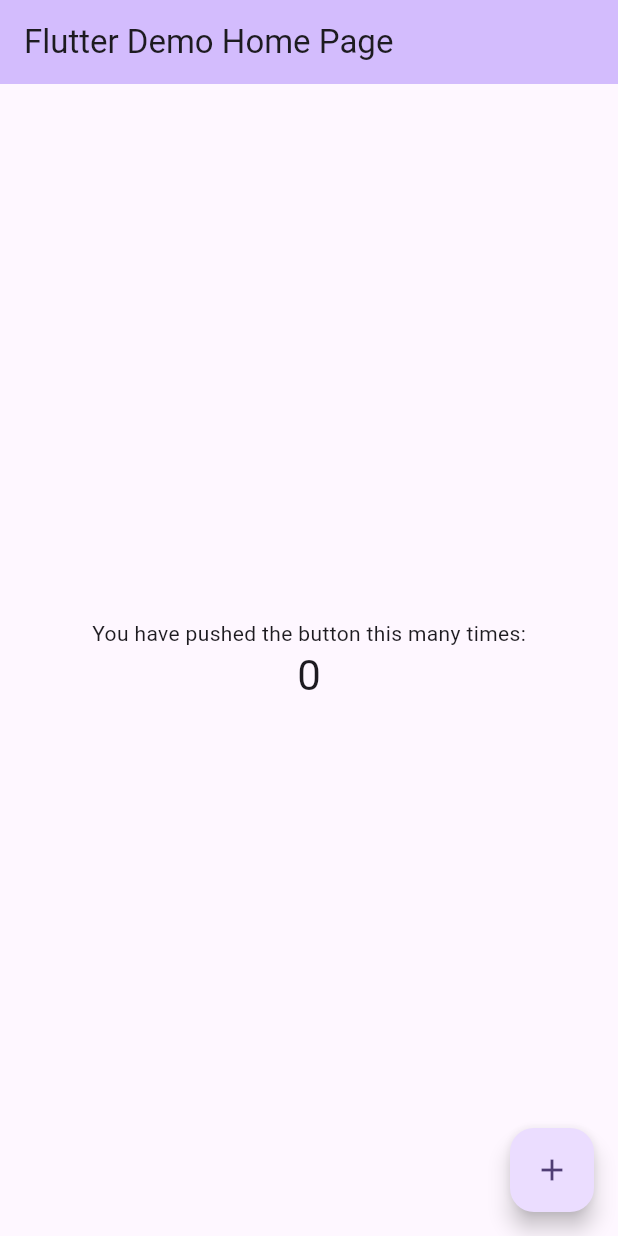
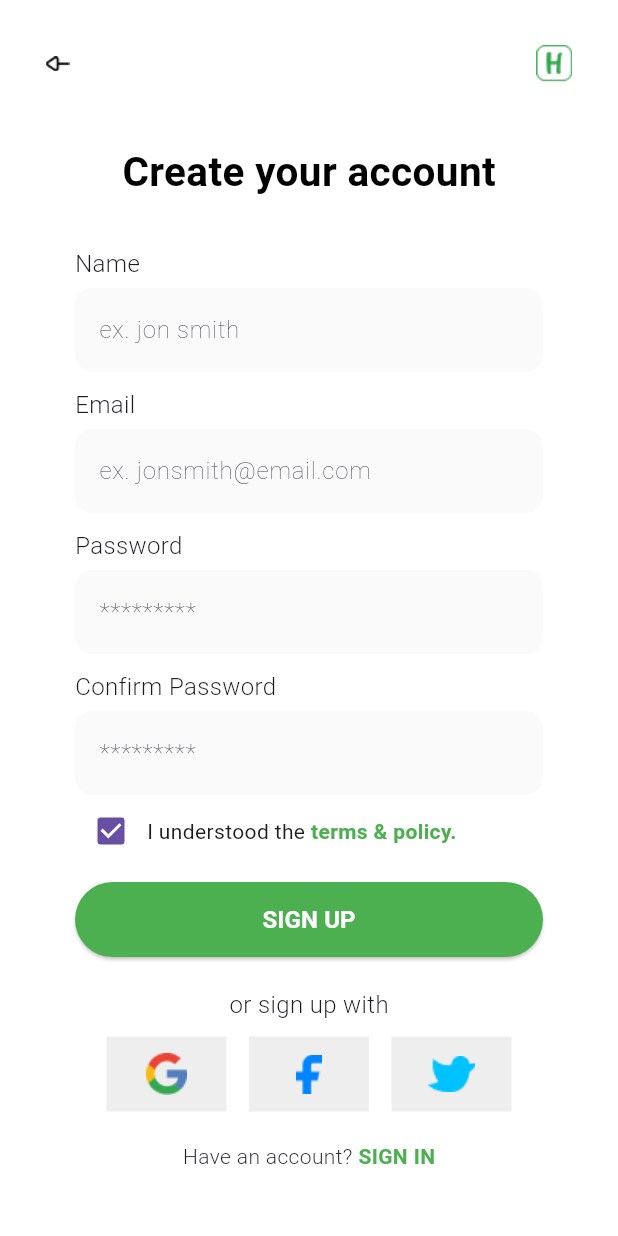
Before and after one commit to ShowmikDebnath/authentication_ui, a Flutter app: the screen it shows after launch, on a phone screen of 412 x 824 dp. Run offline on Flutter 3.47's test engine with Material 3 defaults, Android fonts, the phone set to English and light mode, and no system bars; our stand-ins replace get.

Commit message:
SignUP page's UI done

```diff
--- /dev/null
+++ b/lib/controllers/auth_controller.dart
@@ -0,0 +1,116 @@
+import 'package:flutter/material.dart';
+import 'package:get/get.dart';
+
+class AuthController extends GetxController{
+  var isEmailOkay = true.obs;
+  var isPasswordOkay = true.obs;
+  var isConfirmPassOkay = true.obs;
+  var isTermsAccepted = true.obs;
+
+  final nameController = TextEditingController();
+  final emailController = TextEditingController();
+  final passController = TextEditingController();
+  final confPassController = TextEditingController();
+
+  void toggleTermsAcceptance() {
+    isTermsAccepted.value = !isTermsAccepted.value;
+  }
+
+
+  void Login(){
+    String email = emailController.text.trim();
+    String pass = passController.text.trim();
+
+    if(email.isEmpty || !email.isEmail){
+      isEmailOkay.value = false;
+    } else {
+      isEmailOkay.value = true;
+    }
+
+    if(pass.isEmpty || pass.length < 6){
+      isPasswordOkay.value = false;
+    } else {
+      isPasswordOkay.value = true;
+    }
+
+    if(isEmailOkay.value && isPasswordOkay.value && emailController.text == "abc@gmail.com"){
+      emailController.clear();
+      passController.clear();
+
+      Get.snackbar(
+          "Success", "Sign in Successfully!",
+        colorText: Colors.white,
+        backgroundColor: Colors.green,
+
+      );
+
+    } else {
+      Get.snackbar(
+        "Error", "Logged in failed!",
+        colorText: Colors.white,
+        backgroundColor: Colors.red,
+
+      );
+    }
+
+
+  }
+
+
+
+  // SIGNUP TO THE SYSTEM WITH VALIDATION
+  void SignUp(){
+    String email = emailController.text.trim();
+    String name = nameController.text.trim();
+    String pass = passController.text.trim();
+    String confPass = confPassController.text.trim();
+
+    if(email.isEmpty || !email.isEmail){
+      isEmailOkay.value = false;
+    } else {
+      isEmailOkay.value = true;
+    }
+
+    if(pass.isEmpty || pass.length < 6){
+      isPasswordOkay.value = false;
+    } else {
+      isPasswordOkay.value = true;
+    }
+
+    if(confPass != pass) {
+      isConfirmPassOkay.value = false;
+    } else {
+      isConfirmPassOkay.value = true;
+    }
+
+    if(!isTermsAccepted.value){
+      isTermsAccepted.value = false;
+    } else {
+      isTermsAccepted.value = true;
+    }
+
+    if(isEmailOkay.value && isPasswordOkay.value && isConfirmPassOkay.value && isTermsAccepted.value){
+      emailController.clear();
+      nameController.clear();
+      passController.clear();
+      confPassController.clear();
+
+
+      Get.snackbar(
+        "Success", "Sign Up Sucessfully",
+        colorText: Colors.white,
+        backgroundColor: Colors.green,
+      );
+    }  else {
+      Get.snackbar(
+        "Error", "Sign Up failed!",
+        colorText: Colors.white,
+        backgroundColor: Colors.red,
+
+      );
+    }
+
+
+  }
+
+}
--- a/lib/main.dart
+++ b/lib/main.dart
@@ -1,4 +1,6 @@
+import 'package:authentication_ui/views/SignUp_screen.dart';
 import 'package:flutter/material.dart';
+import 'package:get/get.dart';
 
 void main() {
   runApp(const MyApp());
@@ -7,119 +9,14 @@
 class MyApp extends StatelessWidget {
   const MyApp({super.key});
 
-  // This widget is the root of your application.
   @override
   Widget build(BuildContext context) {
-    return MaterialApp(
-      title: 'Flutter Demo',
-      theme: ThemeData(
-        // This is the theme of your application.
-        //
-        // TRY THIS: Try running your application with "flutter run". You'll see
-        // the application has a purple toolbar. Then, without quitting the app,
-        // try changing the seedColor in the colorScheme below to Colors.green
-        // and then invoke "hot reload" (save your changes or press the "hot
-        // reload" button in a Flutter-supported IDE, or press "r" if you used
-        // the command line to start the app).
-        //
-        // Notice that the counter didn't reset back to zero; the application
-        // state is not lost during the reload. To reset the state, use hot
-        // restart instead.
-        //
-        // This works for code too, not just values: Most code changes can be
-        // tested with just a hot reload.
-        colorScheme: ColorScheme.fromSeed(seedColor: Colors.deepPurple),
-        useMaterial3: true,
+    return SafeArea(
+      child: GetMaterialApp(
+        debugShowCheckedModeBanner: false,
+
+        home: SignupScreen(),
       ),
-      home: const MyHomePage(title: 'Flutter Demo Home Page'),
     );
   }
 }
-
-class MyHomePage extends StatefulWidget {
-  const MyHomePage({super.key, required this.title});
-
-  // This widget is the home page of your application. It is stateful, meaning
-  // that it has a State object (defined below) that contains fields that affect
-  // how it looks.
-
-  // This class is the configuration for the state. It holds the values (in this
-  // case the title) provided by the parent (in this case the App widget) and
-  // used by the build method of the State. Fields in a Widget subclass are
-  // always marked "final".
-
-  final String title;
-
-  @override
-  State<MyHomePage> createState() => _MyHomePageState();
-}
-
-class _MyHomePageState extends State<MyHomePage> {
-  int _counter = 0;
-
-  void _incrementCounter() {
-    setState(() {
-      // This call to setState tells the Flutter framework that something has
-      // changed in this State, which causes it to rerun the build method below
-      // so that the display can reflect the updated values. If we changed
-      // _counter without calling setState(), then the build method would not be
-      // called again, and so nothing would appear to happen.
-      _counter++;
-    });
-  }
-
-  @override
-  Widget build(BuildContext context) {
-    // This method is rerun every time setState is called, for instance as done
-    // by the _incrementCounter method above.
-    //
-    // The Flutter framework has been optimized to make rerunning build methods
-    // fast, so that you can just rebuild anything that needs updating rather
-    // than having to individually change instances of widgets.
-    return Scaffold(
-      appBar: AppBar(
-        // TRY THIS: Try changing the color here to a specific color (to
-        // Colors.amber, perhaps?) and trigger a hot reload to see the AppBar
-        // change color while the other colors stay the same.
-        backgroundColor: Theme.of(context).colorScheme.inversePrimary,
-        // Here we take the value from the MyHomePage object that was created by
-        // the App.build method, and use it to set our appbar title.
-        title: Text(widget.title),
-      ),
-      body: Center(
-        // Center is a layout widget. It takes a single child and positions it
-        // in the middle of the parent.
-        child: Column(
-          // Column is also a layout widget. It takes a list of children and
-          // arranges them vertically. By default, it sizes itself to fit its
-          // children horizontally, and tries to be as tall as its parent.
-          //
-          // Column has various properties to control how it sizes itself and
-          // how it positions its children. Here we use mainAxisAlignment to
-          // center the children vertically; the main axis here is the vertical
-          // axis because Columns are vertical (the cross axis would be
-          // horizontal).
-          //
-          // TRY THIS: Invoke "debug painting" (choose the "Toggle Debug Paint"
-          // action in the IDE, or press "p" in the console), to see the
-          // wireframe for each widget.
-          mainAxisAlignment: MainAxisAlignment.center,
-          children: <Widget>[
-            const Text(
-              'You have pushed the button this many times:',
-            ),
-            Text(
-              '$_counter',
-              style: Theme.of(context).textTheme.headlineMedium,
-            ),
-          ],
-        ),
-      ),
-      floatingActionButton: FloatingActionButton(
-        onPressed: _incrementCounter,
-        tooltip: 'Increment',
-        child: const Icon(Icons.add),
-      ), // This trailing comma makes auto-formatting nicer for build methods.
-    );
-  }
-}
--- /dev/null
+++ b/lib/views/SignUp_screen.dart
@@ -0,0 +1,300 @@
+import 'package:authentication_ui/controllers/auth_controller.dart';
+import 'package:flutter/material.dart';
+import 'package:flutter/rendering.dart';
+import 'package:get/get.dart';
+import 'package:get/get_core/src/get_main.dart';
+
+import '../controllers/auth_controller.dart';
+
+class SignupScreen extends StatelessWidget {
+  final AuthController authcontroller = Get.put(AuthController());
+
+  @override
+  Widget build(BuildContext context) {
+    return Scaffold(
+      backgroundColor: Colors.white,
+      body: Padding(
+        padding: const EdgeInsets.only(top: 30, left: 30, right: 30, bottom: 20),
+        child: SingleChildScrollView(
+          child: Column(
+            children: [
+              Row(
+                mainAxisAlignment: MainAxisAlignment.spaceBetween,
+                children: [
+                  Image.asset(
+                      "Assets/back_icon.png",
+                    height: 10,
+                    width: 17,
+                  ),
+
+                  Image.asset(
+                      "Assets/Logo.png",
+                    height: 25,
+                    width: 25,
+
+                  ),
+                ],
+              ),
+
+              Padding(
+                padding: const EdgeInsets.symmetric(horizontal: 20.0, vertical: 40),
+                child: Column(
+                  children: [
+                    Text(
+                      "Create your account",
+                      style: TextStyle(
+                        color: Colors.black,
+                        fontSize: 27,
+                        fontWeight: FontWeight.bold,
+                      ),
+                    ),
+
+                    SizedBox(height: 30,),
+
+                    Column(
+                      crossAxisAlignment: CrossAxisAlignment.stretch,
+                      children: [
+
+                        // NAME
+                        Text(
+                          "Name",
+                          style: TextStyle(
+                            fontSize: 16,
+                            fontWeight: FontWeight.w300,
+                          ),
+                        ),
+                        SizedBox(height: 5,),
+                        TextField(
+                          controller: authcontroller.nameController,
+                          decoration: InputDecoration(
+                            hintText: "ex. jon smith",
+                              hintStyle: TextStyle(
+                                fontSize: 16,
+                                fontWeight: FontWeight.w200,
+                              ),
+                              filled: true,
+                              fillColor: Colors.grey.shade50,
+                              border: OutlineInputBorder(
+                                borderRadius: BorderRadius.circular(12),
+                                borderSide: BorderSide.none,
+                              ),
+                              focusedBorder: OutlineInputBorder(
+                                borderRadius: BorderRadius.circular(12),
+                                borderSide: BorderSide.none,
+                              )
+                          ),
+                          keyboardType: TextInputType.emailAddress,
+
+                        ),
+
+                        SizedBox(height: 10,),
+
+                        // Email
+                        Text(
+                          "Email",
+                          style: TextStyle(
+                            fontSize: 16,
+                            fontWeight: FontWeight.w300,
+                          ),
+                        ),
+                        SizedBox(height: 5,),
+                        Obx (() => TextField(
+                          controller: authcontroller.emailController,
+                          decoration: InputDecoration(
+                              hintText: "ex. jonsmith@email.com",
+                              hintStyle: TextStyle(
+                                fontSize: 16,
+                                fontWeight: FontWeight.w200,
+                              ),
+
+                              errorText: authcontroller.isEmailOkay.value
+                                  ? null : "Enter a valid email!",
+                              filled: true,
+                              fillColor: Colors.grey.shade50,
+                              border: OutlineInputBorder(
+                                borderRadius: BorderRadius.circular(12),
+                                borderSide: BorderSide.none,
+                              ),
+                              focusedBorder: OutlineInputBorder(
+                                borderRadius: BorderRadius.circular(12),
+                                borderSide: BorderSide.none,
+                              )
+                          ),
+                          keyboardType: TextInputType.emailAddress,
+
+                        )),
+
+                        SizedBox(height: 10,),
+                        // Password
+                        Text(
+                          "Password",
+                          style: TextStyle(
+                            fontSize: 16,
+                            fontWeight: FontWeight.w300,
+                          ),
+                        ),
+                        SizedBox(height: 5,),
+
+                        Obx (() => TextField(
+                          controller: authcontroller.passController,
+                          decoration: InputDecoration(
+                              hintText: "*********",
+                              hintStyle: TextStyle(
+                                fontSize: 16,
+                                fontWeight: FontWeight.w200,
+                              ),
+                              errorText: authcontroller.isPasswordOkay.value
+                                  ? null : "Password must be at least 6 characters!",
+                              filled: true,
+                              fillColor: Colors.grey.shade50,
+                              border: OutlineInputBorder(
+                                borderRadius: BorderRadius.circular(12),
+                                borderSide: BorderSide.none,
+                              ),
+                              focusedBorder: OutlineInputBorder(
+                                borderRadius: BorderRadius.circular(12),
+                                borderSide: BorderSide.none,
+                              )
+                          ),
+                          obscureText: true,
+
+                        )),
+                        SizedBox(height: 10,),
+
+
+                        // ConfirmPassword
+                        Text(
+                          "Confirm Password",
+                          style: TextStyle(
+                            fontSize: 16,
+                            fontWeight: FontWeight.w300,
+                          ),
+                        ),
+                        SizedBox(height: 5,),
+
+                        Obx (() => TextField(
+                          controller: authcontroller.confPassController,
+                          decoration: InputDecoration(
+                              hintText: "*********",
+                              hintStyle: TextStyle(
+                                fontSize: 16,
+                                fontWeight: FontWeight.w200,
+                              ),
+                              errorText: authcontroller.isConfirmPassOkay.value
+                                  ? null : "Password do not match!",
+                              filled: true,
+                              fillColor: Colors.grey.shade50,
+                              border: OutlineInputBorder(
+                                borderRadius: BorderRadius.circular(12),
+                                borderSide: BorderSide.none,
+                              ),
+                              focusedBorder: OutlineInputBorder(
+                                borderRadius: BorderRadius.circular(12),
+                                borderSide: BorderSide.none,
+                              )
+                          ),
+                          obscureText: true,
+
+                        )),
+
+                        // Terms and Conditions
+                        Row(
+                          children: [
+                            Obx(() => Checkbox(
+                              value: authcontroller.isTermsAccepted.value,
+                              onChanged: (value) => authcontroller.toggleTermsAcceptance(),
+                            )),
+                            Text(
+                                "I understood the ",
+                              style: TextStyle(
+                                fontWeight: FontWeight.w400,
+                              )
+                            ),
+                            Text(
+                              "terms & policy.",
+                              style: TextStyle(color: Colors.green, fontWeight: FontWeight.bold),
+                            ),
+                          ],
+                        ),
+
+                        SizedBox(height: 10,),
+
+                        SizedBox(
+                          width: double.infinity,
+                          height: 50,
+                          child: ElevatedButton(
+                            style: ElevatedButton.styleFrom(backgroundColor: Colors.green),
+                            onPressed: () => authcontroller.SignUp(),
+                            child: Text("SIGN UP", style: TextStyle(color: Colors.white, fontSize: 16, fontWeight: FontWeight.bold)),
+                          ),
+                        ),
+
+                        SizedBox(height: 20),
+                        Center(child: Text(
+                            "or sign up with",
+                          style: TextStyle(
+                            fontSize: 16,
+                            fontWeight: FontWeight.w300,
+                          ),
+                        )),
+                        SizedBox(height: 10),
+
+                        Row(
+                          mainAxisAlignment: MainAxisAlignment.center,
+                          children: [
+                            _buildSocialButton("Assets/google.png"),
+                            SizedBox(width: 15),
+                            _buildSocialButton("Assets/facebook.png"),
+                            SizedBox(width: 15),
+                            _buildSocialButton("Assets/twitter.png"),
+                          ],
+                        ),
+
+
+                        SizedBox(height: 20),
+                        Center(
+                          child: Row(
+                            mainAxisAlignment: MainAxisAlignment.center,
+                            children: [
+                              Text(
+                                "Have an account?",
+                                style: TextStyle(
+                                  fontWeight: FontWeight.w300
+                                ),
+
+                              ),
+                              GestureDetector(
+                                onTap: () => Get.toNamed("/signin"),
+                                child: Text(" SIGN IN", style: TextStyle(color: Colors.green, fontWeight: FontWeight.bold)),
+                              ),
+                            ],
+                          ),
+                        ),
+
+                      ],
+                    ),
+
+                  ],
+                ),
+              )
+            ],
+          ),
+        ),
+      ),
+    );
+  }
+
+  Widget _buildSocialButton(String assetPath) {
+    return Container(
+      height: 50,
+      width: 80,
+      color: Colors.grey.shade200,
+      child: GestureDetector(
+        onTap: () => Get.snackbar("Info", "Social login clicked"),
+        child: Image.asset(assetPath, width: 40, height: 40),
+      ),
+    );
+  }
+
+
+}
--- a/pubspec.yaml
+++ b/pubspec.yaml
@@ -34,6 +34,7 @@ dependencies:
   # The following adds the Cupertino Icons font to your application.
   # Use with the CupertinoIcons class for iOS style icons.
   cupertino_icons: ^1.0.8
+  get: ^4.6.6
 
 dev_dependencies:
   flutter_test:
@@ -58,8 +59,8 @@ flutter:
   uses-material-design: true
 
   # To add assets to your application, add an assets section, like this:
-  # assets:
-  #   - images/a_dot_burr.jpeg
+  assets:
+    - Assets/
   #   - images/a_dot_ham.jpeg
 
   # An image asset can refer to one or more resolution-specific "variants", see
```
Also changed, not shown: Assets/Logo.png (added), Assets/back_icon.png (added), Assets/facebook.png (added), Assets/google.png (added), Assets/twitter.png (added), pubspec.lock.
